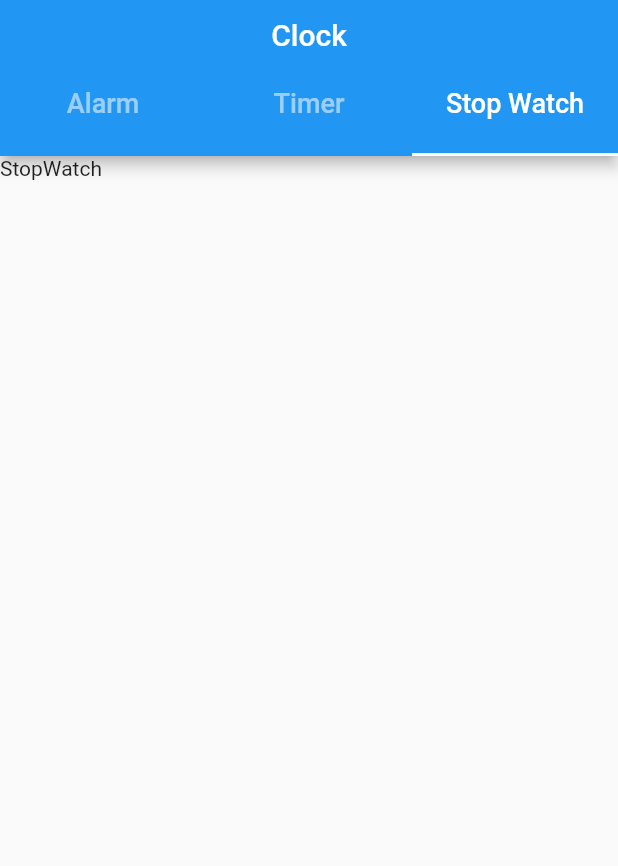
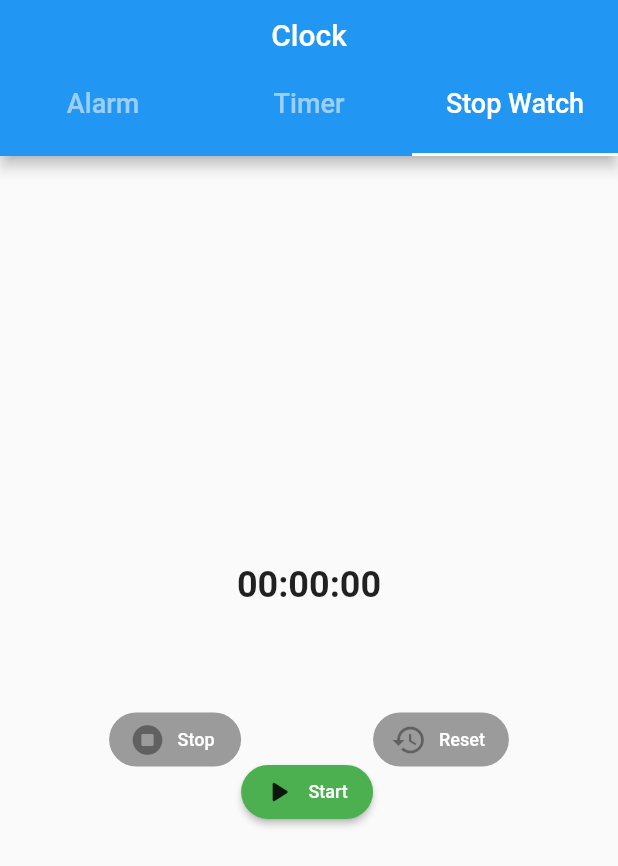
Before and after one commit to syedahmedusman2/Alarm-and-Timer-app-in-Flutter, a Flutter app: the screen it shows after launch, tab 3 chosen, on a phone screen of 412 x 824 dp. Shown: the top 866 px of the screen. Run offline on Flutter 3.47's test engine with Material 2 defaults, Android fonts, the phone set to English and light mode, and no system bars; our stand-ins replace numberpicker; missing offline and left inert: flutter_ringtone_player.

Commit message:
stopwatch add

```diff
--- a/lib/screens/homepage.dart
+++ b/lib/screens/homepage.dart
@@ -1,4 +1,5 @@
 import 'package:alarmapp2/screens/alarm.dart';
+import 'package:alarmapp2/screens/stopwatch.dart';
 import 'package:alarmapp2/screens/timer.dart';
 import 'package:flutter/material.dart';
 
@@ -36,7 +37,7 @@ class _HomapageState extends State<Homapage> with TickerProviderStateMixin {
        body: TabBarView(children: [
         Alarm(),
         timer(),
-         Text("StopWatch")
+        StopWatch()
        ]),
 
      ));
--- a/lib/screens/stopwatch.dart
+++ b/lib/screens/stopwatch.dart
@@ -1,3 +1,101 @@
+import 'dart:async';
+
+import 'package:flutter/material.dart';
+
+class StopWatch extends StatefulWidget {
+  const StopWatch({ Key? key }) : super(key: key);
+
+  @override
+  _StopWatchState createState() => _StopWatchState();
+}
+
+class _StopWatchState extends State<StopWatch> {
+  String time = "00:00:00";
+  bool startispressed = true;
+  bool stopispressed = true;
+  bool resetispressed = true;
+  var swatch = Stopwatch();
+  final dur = const Duration(seconds: 1);
+  void startstopwatch(){
+    setState(() {
+      stopispressed =  false;
+      startispressed = false;
+    });
+    swatch.start();
+    starttimer();
+
+  }
+  void keeprunning(){
+
+if(swatch.isRunning){
+  starttimer();
+}
+setState(() {
+  time = swatch.elapsed.inHours.toString().padLeft(2, "0") +
+  ":" + (swatch.elapsed.inMinutes%60).toString().padLeft(2, "0") + ":"+
+  (swatch.elapsed.inSeconds%60).toString().padLeft(2, "0");
+});
+  }
+
+  void starttimer(){
+    Timer(dur, keeprunning);
+  }
+
+  void stopstopwatch(){
+    setState(() {
+      stopispressed = true;
+      startispressed = true;
+      resetispressed = false;
+
+    });
+    swatch.stop();
+
+  }
+
+  void resetstopwatch(){
+  setState(() {
+    resetispressed = true;
+    startispressed = true;
+  time = "00:00:00";
+  });
+  swatch.reset();
+
+  }
+  @override
+  Widget build(BuildContext context) {
+    return Column(
+      mainAxisAlignment:  MainAxisAlignment.center,
+      children: [
+        Text(time, style: TextStyle(
+          fontSize: 24, fontWeight: FontWeight.w700
+        ),
+        ),
+        SizedBox(height: 30,),
+        Row(mainAxisAlignment: MainAxisAlignment.center,
+          children: [
+           RaisedButton.icon(shape: RoundedRectangleBorder(borderRadius: BorderRadius.circular(18)),color: Colors.red,onPressed: stopispressed?null:stopstopwatch, icon: Icon(Icons.stop_circle_rounded), label: Text("Stop", style: TextStyle(color: Colors.white, fontSize: 12),)),
+
+          Column(
+            children: [
+              SizedBox(height: 70,),
+          RaisedButton.icon(shape: RoundedRectangleBorder(borderRadius: BorderRadius.circular(18)),color: Colors.green,onPressed:startispressed ? startstopwatch: null , icon: Icon(Icons.play_arrow_rounded), label: Text("Start", style: TextStyle(color: Colors.white, fontSize: 12),)),
+            ],
+          ),
+               RaisedButton.icon(shape: RoundedRectangleBorder(borderRadius: BorderRadius.circular(18)),color: Colors.blue,onPressed:resetispressed ? null : resetstopwatch, icon: Icon(Icons.restore), label: Text("Reset", style: TextStyle(color: Colors.white, fontSize: 12),))
+        ],)
+      ],
+
+    );
+  }
+}
+
+
+
+
+
+
+
+
 // import 'package:flutter/material.dart';
 
 // class HomePageWidget extends StatefulWidget {
--- a/lib/screens/timer.dart
+++ b/lib/screens/timer.dart
@@ -84,6 +84,9 @@ void stop(){
     child: Column(
       mainAxisAlignment: MainAxisAlignment.center,
       children: [
+        // ElevatedButton(onPressed: (){
+        //   Timer(Duration(seconds: 3), ()=>FlutterRingtonePlayer.stop());
+        // }, child: Text("child")),
         SizedBox(height: 20,),
         Expanded(flex: 6,
         child: Row(
```
